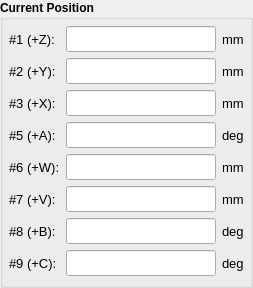
Above: hallbench/gui/ui/currentpositionwidget.ui from lnls-ima/hall-bench-control before the change. Below: the same form after it.
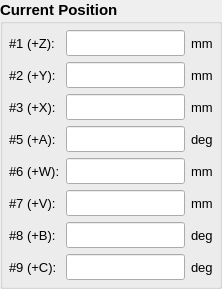
That is the form after the change.

Patch:
```diff
--- a/hallbench/gui/ui/currentpositionwidget.ui
+++ b/hallbench/gui/ui/currentpositionwidget.ui
@@ -6,10 +6,15 @@
    <rect>
     <x>0</x>
     <y>0</y>
-    <width>253</width>
-    <height>288</height>
+    <width>222</width>
+    <height>282</height>
    </rect>
   </property>
+  <property name="font">
+   <font>
+    <pointsize>11</pointsize>
+   </font>
+  </property>
   <property name="windowTitle">
    <string>Position</string>
   </property>
```
